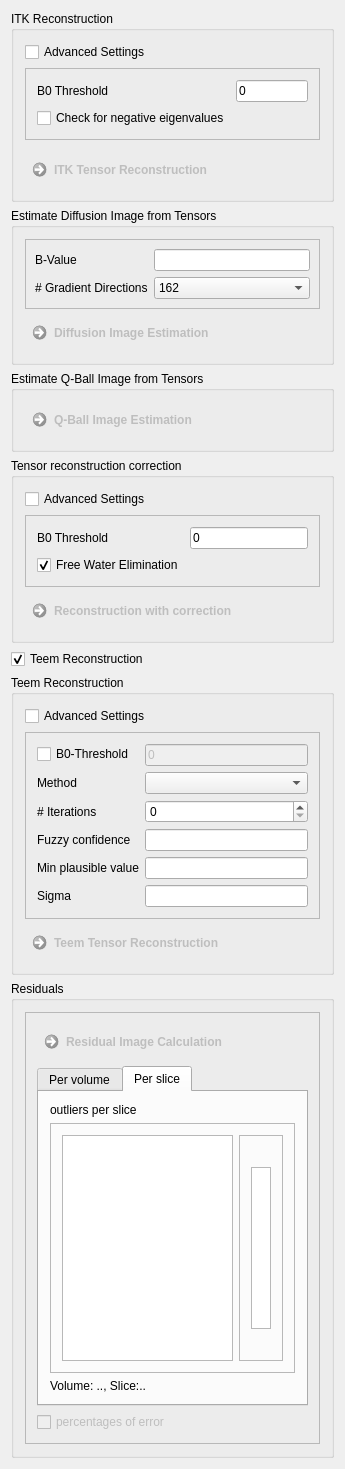
Qt form Plugins/org.mitk.gui.qt.diffusionimaging/src/internal/QmitkTensorReconstructionViewControls.ui (MITK/MITK) before a commit.
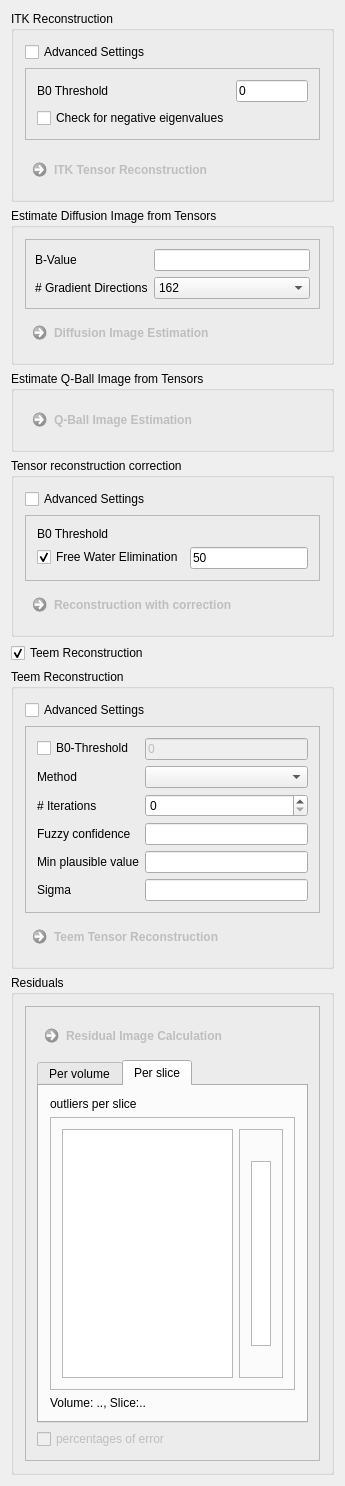
The same form after that commit. Custom widgets are drawn as their Qt base class.

```diff
--- a/Plugins/org.mitk.gui.qt.diffusionimaging/src/internal/QmitkTensorReconstructionViewControls.ui
+++ b/Plugins/org.mitk.gui.qt.diffusionimaging/src/internal/QmitkTensorReconstructionViewControls.ui
@@ -7,7 +7,7 @@
     <x>0</x>
     <y>0</y>
     <width>345</width>
-    <height>1458</height>
+    <height>1486</height>
    </rect>
   </property>
   <property name="minimumSize">
@@ -330,13 +330,6 @@
            </property>
           </widget>
          </item>
-         <item row="0" column="1">
-          <widget class="QLineEdit" name="m_ReconstructionThreshold">
-           <property name="text">
-            <string>0</string>
-           </property>
-          </widget>
-         </item>
          <item row="1" column="0">
           <widget class="QCheckBox" name="m_FweCheckbox">
            <property name="text">
@@ -347,6 +340,13 @@
            </property>
           </widget>
          </item>
+         <item row="1" column="1">
+          <widget class="QLineEdit" name="m_ReconstructionThreshold">
+           <property name="text">
+            <string>50</string>
+           </property>
+          </widget>
+         </item>
         </layout>
        </widget>
       </item>
```
